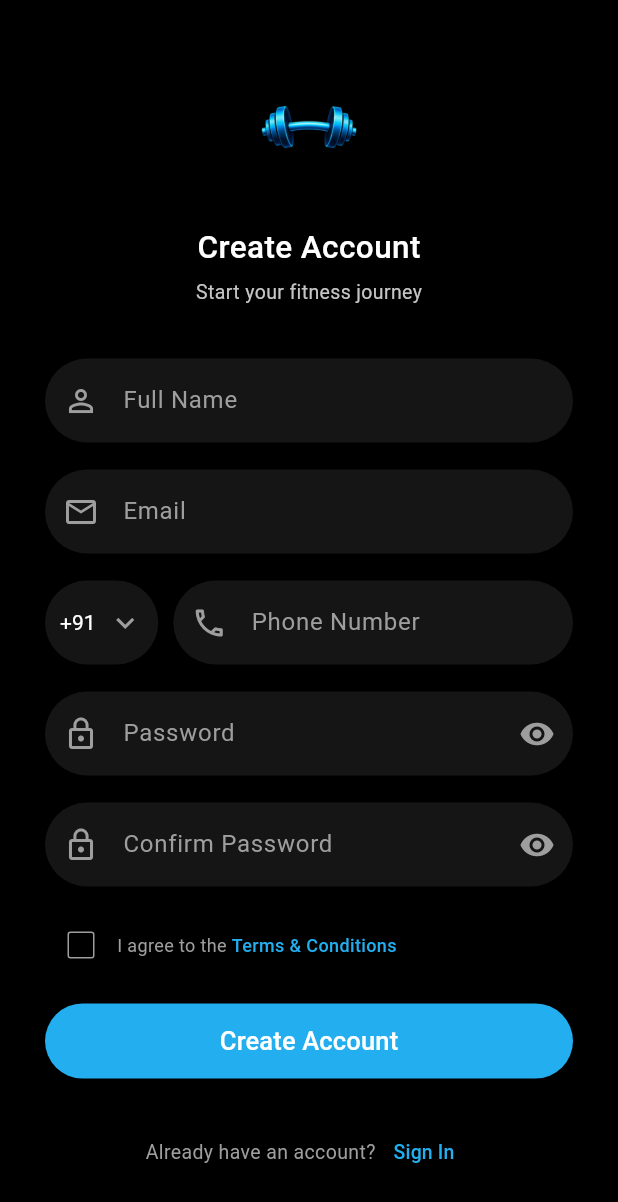
After one commit to Sreenu-123/FitNovaX, a Flutter app: the SignUpScreen screen opened directly, on a phone screen of 412 x 824 dp. The commit adds this screen. Shown: the top 1202 px of the screen. Run offline on Flutter 3.47's test engine with Material 3 defaults, Android fonts, the phone set to English and light mode, and no system bars.

Commit message:
Add Sign Up screen with validation

```diff
--- a/lib/MainScreens/diet_screen.dart
+++ b/lib/MainScreens/diet_screen.dart
@@ -197,7 +197,7 @@ class _DietScreenState extends State<DietScreen> {
             scrollDirection: Axis.horizontal,
             itemCount: days.length,
 
-            separatorBuilder: (_, __) => const SizedBox(width: 7),
+            separatorBuilder: (_, _) => const SizedBox(width: 7),
 
             itemBuilder: (context, index) {
               final isSelected = selectedDay == index;
--- a/lib/MainScreens/workout_schedule_screen.dart
+++ b/lib/MainScreens/workout_schedule_screen.dart
@@ -281,7 +281,7 @@ class _WorkoutScheduleScreenState extends State<WorkoutScheduleScreen> {
     return ListView.separated(
       itemCount: options.length,
 
-      separatorBuilder: (_, __) => const SizedBox(height: 12),
+      separatorBuilder: (_, _) => const SizedBox(height: 12),
 
       itemBuilder: (context, index) {
         final String option = options[index];
--- a/lib/Screens/login_screen.dart
+++ b/lib/Screens/login_screen.dart
@@ -1,5 +1,6 @@
 import 'package:flutter/material.dart';
 import 'package:fit_nova_x/MainScreens/main_screen.dart';
+import 'package:fit_nova_x/Screens/sign_up_screen.dart';
 
 class LoginScreen extends StatefulWidget {
   const LoginScreen({super.key});
@@ -303,6 +304,10 @@ class _LoginScreenState extends State<LoginScreen> {
 
         TextButton(
           onPressed: () {
+            Navigator.push(
+              context,
+              MaterialPageRoute(builder: (context) => const SignUpScreen()),
+            );
             // TODO: Sign up navigation
           },
           child: const Text(
--- /dev/null
+++ b/lib/Screens/sign_up_screen.dart
@@ -0,0 +1,572 @@
+import 'package:flutter/material.dart';
+import 'package:fit_nova_x/Screens/login_screen.dart';
+
+class SignUpScreen extends StatefulWidget {
+  const SignUpScreen({super.key});
+
+  @override
+  State<SignUpScreen> createState() => _SignUpScreenState();
+}
+
+class _SignUpScreenState extends State<SignUpScreen> {
+  static const Color primaryColor = Color.fromARGB(255, 34, 174, 239);
+  static const Color subtitleColor = Color.fromARGB(255, 198, 197, 197);
+
+  final _formKey = GlobalKey<FormState>();
+
+  final TextEditingController nameController = TextEditingController();
+  final TextEditingController emailController = TextEditingController();
+  final TextEditingController phoneController = TextEditingController();
+  final TextEditingController passwordController = TextEditingController();
+  final TextEditingController confirmPasswordController =
+      TextEditingController();
+
+  bool isPasswordHidden = true;
+  bool isConfirmPasswordHidden = true;
+  bool termsAccepted = false;
+
+  String selectedCountryCode = '+91';
+
+  final List<String> countryCodes = [
+    '+91',
+    '+1',
+    '+44',
+    '+61',
+    '+971',
+    '+65',
+    '+81',
+    '+82',
+    '+49',
+    '+33',
+  ];
+
+  @override
+  void dispose() {
+    nameController.dispose();
+    emailController.dispose();
+    phoneController.dispose();
+    passwordController.dispose();
+    confirmPasswordController.dispose();
+    super.dispose();
+  }
+
+  void _createAccount() {
+    if (!_formKey.currentState!.validate()) {
+      return;
+    }
+
+    if (!termsAccepted) {
+      ScaffoldMessenger.of(context).showSnackBar(
+        const SnackBar(
+          content: Text('Please agree to the Terms & Conditions.'),
+        ),
+      );
+      return;
+    }
+
+    Navigator.pushReplacement(
+      context,
+      MaterialPageRoute(builder: (context) => const LoginScreen()),
+    );
+  }
+
+  @override
+  Widget build(BuildContext context) {
+    return Scaffold(
+      backgroundColor: Colors.black,
+
+      body: SafeArea(
+        child: SingleChildScrollView(
+          padding: const EdgeInsets.symmetric(horizontal: 30, vertical: 40),
+
+          child: Form(
+            key: _formKey,
+
+            child: Column(
+              crossAxisAlignment: CrossAxisAlignment.center,
+              children: [
+                // LOGO
+                Image.asset(
+                  'assets/Images/logoNoBack.png',
+                  height: 90,
+                  width: 90,
+                ),
+
+                const SizedBox(height: 20),
+
+                // TITLE
+                const Text(
+                  'Create Account',
+                  style: TextStyle(
+                    color: Colors.white,
+                    fontSize: 21,
+                    fontWeight: FontWeight.w500,
+                  ),
+                ),
+
+                const SizedBox(height: 5),
+
+                const Text(
+                  'Start your fitness journey',
+                  style: TextStyle(color: subtitleColor, fontSize: 13),
+                ),
+
+                const SizedBox(height: 35),
+
+                // NAME
+                TextFormField(
+                  controller: nameController,
+                  cursorColor: primaryColor,
+                  style: const TextStyle(color: Colors.white),
+                  textInputAction: TextInputAction.next,
+
+                  decoration: InputDecoration(
+                    hintText: 'Full Name',
+                    hintStyle: TextStyle(color: Colors.grey.shade500),
+
+                    prefixIcon: const Icon(
+                      Icons.person_outline,
+                      color: Colors.grey,
+                    ),
+
+                    filled: true,
+
+                    fillColor: const Color(0xFF151515),
+
+                    border: OutlineInputBorder(
+                      borderRadius: BorderRadius.circular(30),
+                      borderSide: BorderSide.none,
+                    ),
+
+                    focusedBorder: OutlineInputBorder(
+                      borderRadius: BorderRadius.circular(30),
+                      borderSide: const BorderSide(color: primaryColor),
+                    ),
+                  ),
+
+                  validator: (value) {
+                    if (value == null || value.trim().isEmpty) {
+                      return 'Please enter your name';
+                    }
+
+                    return null;
+                  },
+                ),
+
+                const SizedBox(height: 18),
+
+                // EMAIL
+                TextFormField(
+                  controller: emailController,
+                  cursorColor: primaryColor,
+                  style: const TextStyle(color: Colors.white),
+                  keyboardType: TextInputType.emailAddress,
+                  textInputAction: TextInputAction.next,
+
+                  decoration: InputDecoration(
+                    hintText: 'Email',
+                    hintStyle: TextStyle(color: Colors.grey.shade500),
+
+                    prefixIcon: const Icon(
+                      Icons.email_outlined,
+                      color: Colors.grey,
+                    ),
+
+                    filled: true,
+
+                    fillColor: const Color(0xFF151515),
+
+                    border: OutlineInputBorder(
+                      borderRadius: BorderRadius.circular(30),
+                      borderSide: BorderSide.none,
+                    ),
+
+                    focusedBorder: OutlineInputBorder(
+                      borderRadius: BorderRadius.circular(30),
+                      borderSide: const BorderSide(color: primaryColor),
+                    ),
+                  ),
+
+                  validator: (value) {
+                    if (value == null || value.trim().isEmpty) {
+                      return 'Please enter your email';
+                    }
+
+                    final emailRegex = RegExp(r'^[^@\s]+@[^@\s]+\.[^@\s]+$');
+
+                    if (!emailRegex.hasMatch(value.trim())) {
+                      return 'Please enter a valid email';
+                    }
+
+                    return null;
+                  },
+                ),
+
+                const SizedBox(height: 18),
+
+                // PHONE NUMBER
+                Row(
+                  crossAxisAlignment: CrossAxisAlignment.start,
+                  children: [
+                    // COUNTRY CODE
+                    Container(
+                      height: 56,
+
+                      padding: const EdgeInsets.symmetric(horizontal: 10),
+
+                      decoration: BoxDecoration(
+                        color: const Color(0xFF151515),
+
+                        borderRadius: BorderRadius.circular(30),
+                      ),
+
+                      child: DropdownButtonHideUnderline(
+                        child: DropdownButton<String>(
+                          value: selectedCountryCode,
+
+                          dropdownColor: const Color(0xFF151515),
+
+                          icon: const Icon(
+                            Icons.keyboard_arrow_down,
+                            color: Colors.grey,
+                          ),
+
+                          style: const TextStyle(
+                            color: Colors.white,
+                            fontSize: 14,
+                          ),
+
+                          borderRadius: BorderRadius.circular(15),
+
+                          items: countryCodes.map((code) {
+                            return DropdownMenuItem<String>(
+                              value: code,
+
+                              child: Text(
+                                code,
+                                style: const TextStyle(color: Colors.white),
+                              ),
+                            );
+                          }).toList(),
+
+                          onChanged: (value) {
+                            if (value == null) return;
+
+                            setState(() {
+                              selectedCountryCode = value;
+                            });
+                          },
+                        ),
+                      ),
+                    ),
+
+                    const SizedBox(width: 10),
+
+                    // PHONE
+                    Expanded(
+                      child: TextFormField(
+                        controller: phoneController,
+
+                        cursorColor: primaryColor,
+
+                        style: const TextStyle(color: Colors.white),
+
+                        keyboardType: TextInputType.phone,
+
+                        textInputAction: TextInputAction.next,
+
+                        decoration: InputDecoration(
+                          hintText: 'Phone Number',
+
+                          hintStyle: TextStyle(color: Colors.grey.shade500),
+
+                          prefixIcon: const Icon(
+                            Icons.phone_outlined,
+                            color: Colors.grey,
+                          ),
+
+                          filled: true,
+
+                          fillColor: const Color(0xFF151515),
+
+                          border: OutlineInputBorder(
+                            borderRadius: BorderRadius.circular(30),
+                            borderSide: BorderSide.none,
+                          ),
+
+                          focusedBorder: OutlineInputBorder(
+                            borderRadius: BorderRadius.circular(30),
+                            borderSide: const BorderSide(color: primaryColor),
+                          ),
+                        ),
+
+                        validator: (value) {
+                          if (value == null || value.trim().isEmpty) {
+                            return 'Enter phone number';
+                          }
+
+                          if (value.trim().length < 7) {
+                            return 'Invalid phone number';
+                          }
+
+                          return null;
+                        },
+                      ),
+                    ),
+                  ],
+                ),
+
+                const SizedBox(height: 18),
+
+                // PASSWORD
+                TextFormField(
+                  controller: passwordController,
+                  cursorColor: primaryColor,
+
+                  style: const TextStyle(color: Colors.white),
+
+                  obscureText: isPasswordHidden,
+
+                  textInputAction: TextInputAction.next,
+
+                  decoration: InputDecoration(
+                    hintText: 'Password',
+
+                    hintStyle: TextStyle(color: Colors.grey.shade500),
+
+                    prefixIcon: const Icon(
+                      Icons.lock_outline,
+                      color: Colors.grey,
+                    ),
+
+                    suffixIcon: IconButton(
+                      onPressed: () {
+                        setState(() {
+                          isPasswordHidden = !isPasswordHidden;
+                        });
+                      },
+
+                      icon: Icon(
+                        isPasswordHidden
+                            ? Icons.visibility
+                            : Icons.visibility_off,
+
+                        color: Colors.grey,
+                      ),
+                    ),
+
+                    filled: true,
+
+                    fillColor: const Color(0xFF151515),
+
+                    border: OutlineInputBorder(
+                      borderRadius: BorderRadius.circular(30),
+                      borderSide: BorderSide.none,
+                    ),
+
+                    focusedBorder: OutlineInputBorder(
+                      borderRadius: BorderRadius.circular(30),
+                      borderSide: const BorderSide(color: primaryColor),
+                    ),
+                  ),
+
+                  validator: (value) {
+                    if (value == null || value.isEmpty) {
+                      return 'Please enter a password';
+                    }
+
+                    if (value.length < 6) {
+                      return 'Password must be at least 6 characters';
+                    }
+
+                    return null;
+                  },
+                ),
+
+                const SizedBox(height: 18),
+
+                // CONFIRM PASSWORD
+                TextFormField(
+                  controller: confirmPasswordController,
+
+                  cursorColor: primaryColor,
+
+                  style: const TextStyle(color: Colors.white),
+
+                  obscureText: isConfirmPasswordHidden,
+
+                  decoration: InputDecoration(
+                    hintText: 'Confirm Password',
+
+                    hintStyle: TextStyle(color: Colors.grey.shade500),
+
+                    prefixIcon: const Icon(
+                      Icons.lock_outline,
+                      color: Colors.grey,
+                    ),
+
+                    suffixIcon: IconButton(
+                      onPressed: () {
+                        setState(() {
+                          isConfirmPasswordHidden = !isConfirmPasswordHidden;
+                        });
+                      },
+
+                      icon: Icon(
+                        isConfirmPasswordHidden
+                            ? Icons.visibility
+                            : Icons.visibility_off,
+
+                        color: Colors.grey,
+                      ),
+                    ),
+
+                    filled: true,
+
+                    fillColor: const Color(0xFF151515),
+
+                    border: OutlineInputBorder(
+                      borderRadius: BorderRadius.circular(30),
+                      borderSide: BorderSide.none,
+                    ),
+
+                    focusedBorder: OutlineInputBorder(
+                      borderRadius: BorderRadius.circular(30),
+                      borderSide: const BorderSide(color: primaryColor),
+                    ),
+                  ),
+
+                  validator: (value) {
+                    if (value == null || value.isEmpty) {
+                      return 'Please confirm your password';
+                    }
+
+                    if (value != passwordController.text) {
+                      return 'Passwords do not match';
+                    }
+
+                    return null;
+                  },
+                ),
+
+                const SizedBox(height: 15),
+
+                // TERMS
+                Row(
+                  crossAxisAlignment: CrossAxisAlignment.center,
+
+                  children: [
+                    Checkbox(
+                      value: termsAccepted,
+
+                      activeColor: primaryColor,
+
+                      checkColor: Colors.white,
+
+                      side: const BorderSide(color: Colors.grey),
+
+                      onChanged: (value) {
+                        setState(() {
+                          termsAccepted = value ?? false;
+                        });
+                      },
+                    ),
+
+                    Expanded(
+                      child: GestureDetector(
+                        onTap: () {
+                          setState(() {
+                            termsAccepted = !termsAccepted;
+                          });
+                        },
+
+                        child: const Text.rich(
+                          TextSpan(
+                            text: 'I agree to the ',
+
+                            style: TextStyle(color: Colors.grey, fontSize: 12),
+
+                            children: [
+                              TextSpan(
+                                text: 'Terms & Conditions',
+
+                                style: TextStyle(
+                                  color: primaryColor,
+                                  fontWeight: FontWeight.w500,
+                                ),
+                              ),
+                            ],
+                          ),
+                        ),
+                      ),
+                    ),
+                  ],
+                ),
+
+                const SizedBox(height: 15),
+
+                // CREATE ACCOUNT
+                SizedBox(
+                  width: double.infinity,
+                  height: 50,
+
+                  child: ElevatedButton(
+                    onPressed: _createAccount,
+
+                    style: ElevatedButton.styleFrom(
+                      backgroundColor: primaryColor,
+
+                      foregroundColor: Colors.white,
+
+                      shape: RoundedRectangleBorder(
+                        borderRadius: BorderRadius.circular(30),
+                      ),
+
+                      elevation: 0,
+                    ),
+
+                    child: const Text(
+                      'Create Account',
+
+                      style: TextStyle(
+                        fontSize: 17,
+                        fontWeight: FontWeight.w500,
+                      ),
+                    ),
+                  ),
+                ),
+
+                const SizedBox(height: 25),
+
+                // LOGIN
+                Row(
+                  mainAxisAlignment: MainAxisAlignment.center,
+
+                  children: [
+                    const Text(
+                      'Already have an account?',
+
+                      style: TextStyle(color: Colors.grey, fontSize: 13),
+                    ),
+
+                    TextButton(
+                      onPressed: () {
+                        Navigator.pop(context);
+                      },
+
+                      child: const Text(
+                        'Sign In',
+
+                        style: TextStyle(color: primaryColor, fontSize: 13),
+                      ),
+                    ),
+                  ],
+                ),
+              ],
+            ),
+          ),
+        ),
+      ),
+    );
+  }
+}
```
